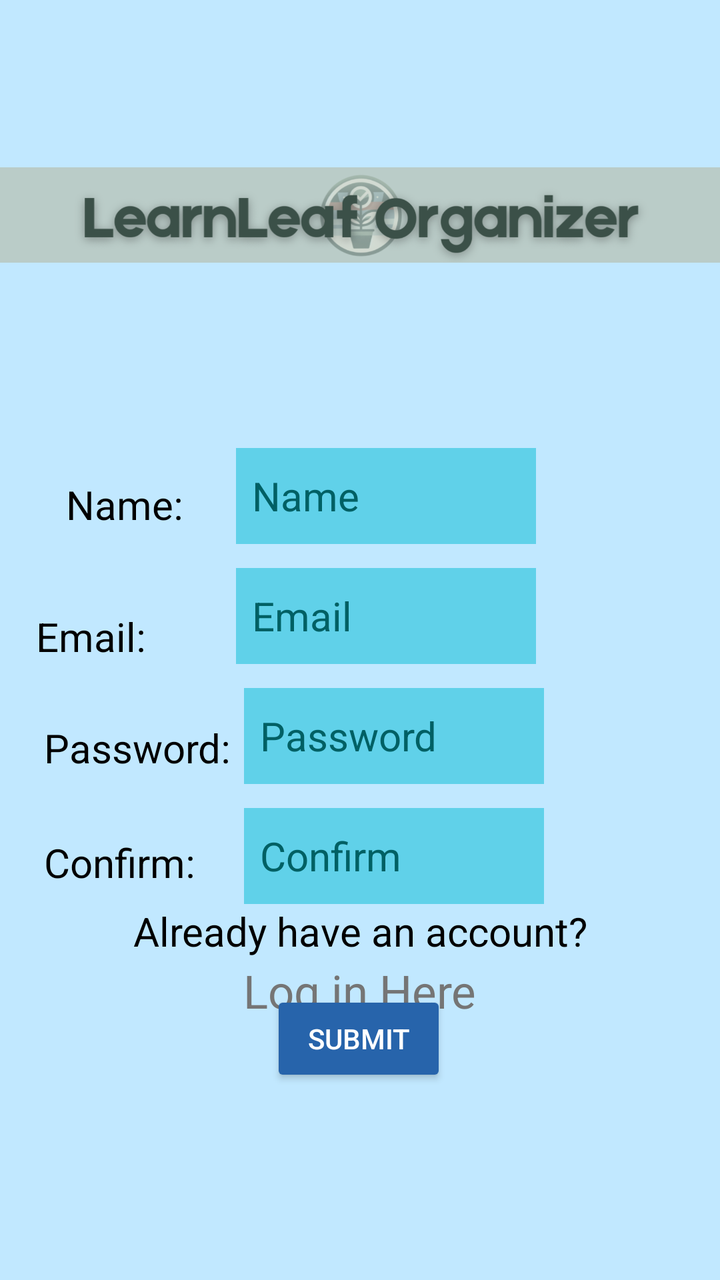
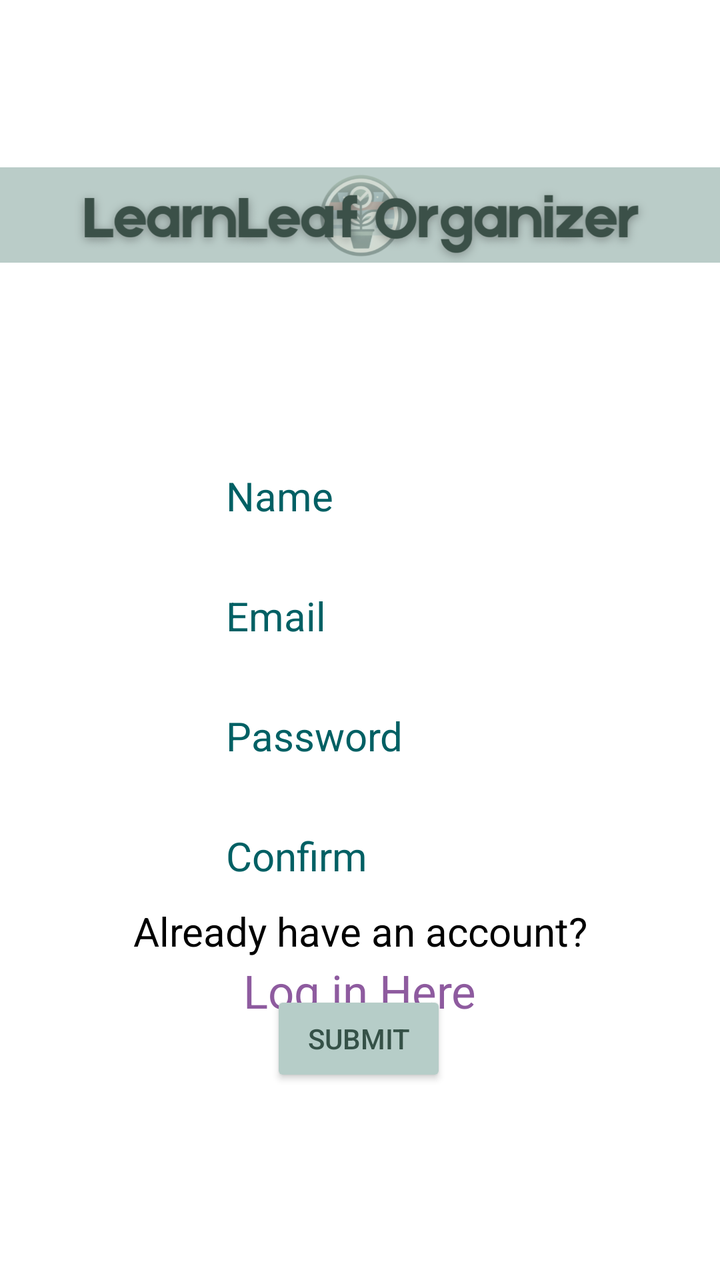

The first picture is an Android layout as it rendered before a commit; the second is the same layout after the commit. The layout source and the unified diff follow.
<!-- AndroidManifest.xml: application theme Theme.Design.Light.NoActionBar -->
<!-- res/layout/sign_up.xml -->
<?xml version="1.0" encoding="utf-8"?>
<androidx.constraintlayout.widget.ConstraintLayout
    xmlns:android="http://schemas.android.com/apk/res/android"
    xmlns:app="http://schemas.android.com/apk/res-auto"
    xmlns:tools="http://schemas.android.com/tools"
    android:layout_width="match_parent"
    android:layout_height="match_parent"
    android:background="@color/material_dynamic_primary90"
    tools:context=".SignUp">

    <Button
        android:id="@+id/submit"
        android:layout_width="wrap_content"
        android:layout_height="wrap_content"
        android:layout_marginBottom="112dp"
        android:text="@string/submit"
        android:textColor="@color/white"
        app:backgroundTint="#2764AB"
        app:layout_constraintBottom_toBottomOf="parent"
        app:layout_constraintEnd_toEndOf="parent"
        app:layout_constraintHorizontal_bias="0.498"
        app:layout_constraintStart_toStartOf="parent"
        app:layout_constraintTop_toBottomOf="@+id/login"
        tools:ignore="VisualLintOverlap" />

    <EditText
        android:id="@+id/username"
        android:layout_width="150dp"
        android:layout_height="48dp"
        android:layout_marginTop="224dp"
        android:layout_marginEnd="92dp"
        android:background="#8000BCD4"
        android:hint="@string/name"
        android:inputType="textEmailAddress"
        android:paddingStart="8dp"
        android:paddingEnd="8dp"
        android:textColorHint="#006064"
        android:textSize="20sp"
        app:layout_constraintEnd_toEndOf="parent"
        app:layout_constraintTop_toTopOf="parent"
        tools:ignore="Autofill" />

    <TextView
        android:id="@+id/textView4"
        android:layout_width="100dp"
        android:layout_height="wrap_content"
        android:layout_marginTop="31dp"
        android:text="@string/email2"
        android:textColor="@color/black"
        android:textSize="20sp"
        app:backgroundTint="#000000"
        app:layout_constraintBottom_toBottomOf="@+id/email"
        app:layout_constraintEnd_toStartOf="@+id/email"
        app:layout_constraintTop_toBottomOf="@+id/textView3"
        app:layout_constraintVertical_bias="0.0" />

    <EditText
        android:id="@+id/email"
        android:layout_width="150dp"
        android:layout_height="48dp"
        android:layout_marginTop="12dp"
        android:layout_marginEnd="92dp"
        android:background="#8000BCD4"
        android:hint="@string/email"
        android:inputType="textEmailAddress"
        android:paddingStart="8dp"
        android:paddingEnd="8dp"
        android:textColorHint="#006064"
        android:textSize="20sp"
        app:layout_constraintEnd_toEndOf="parent"
        app:layout_constraintTop_toBottomOf="@+id/username"
        tools:ignore="Autofill,TextContrastCheck" />

    <EditText
        android:id="@+id/confirm"
        android:layout_width="150dp"
        android:layout_height="48dp"
        android:layout_marginTop="12dp"
        android:layout_marginEnd="88dp"
        android:background="#8000BCD4"
        android:hint="@string/confirm"
        android:inputType="textEmailAddress"
        android:paddingStart="8dp"
        android:paddingEnd="8dp"
        android:textColorHint="#006064"
        android:textSize="20sp"
        app:layout_constraintEnd_toEndOf="parent"
        app:layout_constraintTop_toBottomOf="@+id/password"
        tools:ignore="Autofill" />

    <EditText
        android:id="@+id/password"
        android:layout_width="150dp"
        android:layout_height="48dp"
        android:layout_marginTop="12dp"
        android:layout_marginEnd="88dp"
        android:background="#8000BCD4"
        android:hint="@string/password"
        android:importantForAutofill="no"
        android:inputType="textPassword"
        android:paddingStart="8dp"
        android:paddingEnd="8dp"
        android:textColor="@color/white"
        android:textColorHint="#006064"
        android:textSize="20sp"
        app:layout_constraintEnd_toEndOf="parent"
        app:layout_constraintTop_toBottomOf="@+id/email" />

    <TextView
        android:id="@+id/textView5"
        android:layout_width="100dp"
        android:layout_height="35dp"
        android:layout_marginTop="32dp"
        android:text="@string/password2"
        android:textColor="@color/black"
        android:textSize="20sp"
        app:backgroundTint="#000000"
        app:layout_constraintBottom_toBottomOf="@+id/password"
        app:layout_constraintEnd_toStartOf="@+id/password"
        app:layout_constraintTop_toBottomOf="@+id/textView4"
        tools:ignore="TextSizeCheck" />

    <TextView
        android:id="@+id/textView3"
        android:layout_width="100dp"
        android:layout_height="35dp"
        android:layout_marginStart="48dp"
        android:layout_marginTop="240dp"
        android:text="@string/name2"
        android:textColor="@color/black"
        android:textSize="20sp"
        app:backgroundTint="#000000"
        app:layout_constraintBottom_toBottomOf="@+id/username"
        app:layout_constraintEnd_toStartOf="@+id/username"
        app:layout_constraintStart_toStartOf="parent"
        app:layout_constraintTop_toTopOf="parent"
        tools:ignore="TextSizeCheck" />

    <TextView
        android:id="@+id/textView8"
        android:layout_width="100dp"
        android:layout_height="35dp"
        android:layout_marginTop="23dp"
        android:text="@string/confirm2"
        android:textColor="@color/black"
        android:textSize="20sp"
        app:layout_constraintBottom_toBottomOf="@+id/confirm"
        app:layout_constraintEnd_toStartOf="@+id/confirm"
        app:layout_constraintTop_toBottomOf="@+id/textView5"
        tools:ignore="TextSizeCheck" />

    <TextView
        android:id="@+id/textView6"
        android:layout_width="wrap_content"
        android:layout_height="wrap_content"
        android:text="@string/already_have_an_account"
        android:textColor="@color/black"
        android:textSize="20sp"
        app:backgroundTint="#000000"
        app:layout_constraintEnd_toEndOf="parent"
        app:layout_constraintStart_toStartOf="parent"
        app:layout_constraintTop_toBottomOf="@+id/confirm" />

    <TextView
        android:id="@+id/login"
        android:layout_width="wrap_content"
        android:layout_height="wrap_content"
        android:layout_marginTop="1dp"
        android:text="@string/log_in_here"
        android:textColor="?android:attr/statusBarColor"
        android:textSize="23sp"
        app:layout_constraintEnd_toEndOf="parent"
        app:layout_constraintStart_toStartOf="parent"
        app:layout_constraintTop_toBottomOf="@+id/textView6" />

    <ImageView
        android:id="@+id/imageView"
        android:layout_width="389dp"
        android:layout_height="71dp"
        android:layout_marginTop="72dp"
        android:contentDescription="@string/banner"
        app:layout_constraintEnd_toEndOf="parent"
        app:layout_constraintStart_toStartOf="parent"
        app:layout_constraintTop_toTopOf="parent"
        app:srcCompat="@drawable/banner_logo" />


</androidx.constraintlayout.widget.ConstraintLayout>
<!-- resources referenced by this layout -->
<resources>
  <color name="black">#FF000000</color>
  <color name="white">#FFFFFFFF</color>
  <!-- drawable banner_logo: png bitmap (drawable, 174742 bytes) -->
  <string name="already_have_an_account">Already have an account?</string>
  <string name="banner">Banner</string>
  <string name="confirm">Confirm</string>
  <string name="confirm2">Confirm:</string>
  <string name="email">Email</string>
  <string name="email2">Email:</string>
  <string name="log_in_here">Log in Here</string>
  <string name="name">Name</string>
  <string name="name2">Name:</string>
  <string name="password">Password</string>
  <string name="password2">Password:</string>
  <string name="submit">Submit</string>
</resources>

<!-- the commit's change to res/layout/sign_up.xml (unified diff, before → after) -->
@@ -5,7 +5,7 @@
     xmlns:tools="http://schemas.android.com/tools"
     android:layout_width="match_parent"
     android:layout_height="match_parent"
-    android:background="@color/material_dynamic_primary90"
+    android:background="#ffffff"
     tools:context=".SignUp">
 
     <Button
@@ -14,8 +14,8 @@
         android:layout_height="wrap_content"
         android:layout_marginBottom="112dp"
         android:text="@string/submit"
-        android:textColor="@color/white"
-        app:backgroundTint="#2764AB"
+        android:textColor="@color/MineralGreen"
+        app:backgroundTint="@color/Opal"
         app:layout_constraintBottom_toBottomOf="parent"
         app:layout_constraintEnd_toEndOf="parent"
         app:layout_constraintHorizontal_bias="0.498"
@@ -28,8 +28,7 @@
         android:layout_width="150dp"
         android:layout_height="48dp"
         android:layout_marginTop="224dp"
-        android:layout_marginEnd="92dp"
-        android:background="#8000BCD4"
+        android:background="@color/white"
         android:hint="@string/name"
         android:inputType="textEmailAddress"
         android:paddingStart="8dp"
@@ -37,30 +36,30 @@
         android:textColorHint="#006064"
         android:textSize="20sp"
         app:layout_constraintEnd_toEndOf="parent"
+        app:layout_constraintStart_toStartOf="parent"
         app:layout_constraintTop_toTopOf="parent"
         tools:ignore="Autofill" />
 
-    <TextView
-        android:id="@+id/textView4"
-        android:layout_width="100dp"
-        android:layout_height="wrap_content"
-        android:layout_marginTop="31dp"
-        android:text="@string/email2"
-        android:textColor="@color/black"
-        android:textSize="20sp"
-        app:backgroundTint="#000000"
-        app:layout_constraintBottom_toBottomOf="@+id/email"
-        app:layout_constraintEnd_toStartOf="@+id/email"
-        app:layout_constraintTop_toBottomOf="@+id/textView3"
-        app:layout_constraintVertical_bias="0.0" />
+
+
+
+
+
+
+
+
+
+
+
+
+
 
     <EditText
         android:id="@+id/email"
         android:layout_width="150dp"
         android:layout_height="48dp"
         android:layout_marginTop="12dp"
-        android:layout_marginEnd="92dp"
-        android:background="#8000BCD4"
+        android:background="@color/white"
         android:hint="@string/email"
         android:inputType="textEmailAddress"
         android:paddingStart="8dp"
@@ -68,6 +67,7 @@
         android:textColorHint="#006064"
         android:textSize="20sp"
         app:layout_constraintEnd_toEndOf="parent"
+        app:layout_constraintStart_toStartOf="parent"
         app:layout_constraintTop_toBottomOf="@+id/username"
         tools:ignore="Autofill,TextContrastCheck" />
 
@@ -76,8 +76,7 @@
         android:layout_width="150dp"
         android:layout_height="48dp"
         android:layout_marginTop="12dp"
-        android:layout_marginEnd="88dp"
-        android:background="#8000BCD4"
+        android:background="@color/white"
         android:hint="@string/confirm"
         android:inputType="textEmailAddress"
         android:paddingStart="8dp"
@@ -85,6 +84,7 @@
         android:textColorHint="#006064"
         android:textSize="20sp"
         app:layout_constraintEnd_toEndOf="parent"
+        app:layout_constraintStart_toStartOf="parent"
         app:layout_constraintTop_toBottomOf="@+id/password"
         tools:ignore="Autofill" />
 
@@ -93,8 +93,7 @@
         android:layout_width="150dp"
         android:layout_height="48dp"
         android:layout_marginTop="12dp"
-        android:layout_marginEnd="88dp"
-        android:background="#8000BCD4"
+        android:background="@color/white"
         android:hint="@string/password"
         android:importantForAutofill="no"
         android:inputType="textPassword"
@@ -104,50 +103,24 @@
         android:textColorHint="#006064"
         android:textSize="20sp"
         app:layout_constraintEnd_toEndOf="parent"
+        app:layout_constraintStart_toStartOf="parent"
         app:layout_constraintTop_toBottomOf="@+id/email" />
 
-    <TextView
-        android:id="@+id/textView5"
-        android:layout_width="100dp"
-        android:layout_height="35dp"
-        android:layout_marginTop="32dp"
-        android:text="@string/password2"
-        android:textColor="@color/black"
-        android:textSize="20sp"
-        app:backgroundTint="#000000"
-        app:layout_constraintBottom_toBottomOf="@+id/password"
-        app:layout_constraintEnd_toStartOf="@+id/password"
-        app:layout_constraintTop_toBottomOf="@+id/textView4"
-        tools:ignore="TextSizeCheck" />
 
-    <TextView
-        android:id="@+id/textView3"
-        android:layout_width="100dp"
-        android:layout_height="35dp"
-        android:layout_marginStart="48dp"
-        android:layout_marginTop="240dp"
-        android:text="@string/name2"
-        android:textColor="@color/black"
-        android:textSize="20sp"
-        app:backgroundTint="#000000"
-        app:layout_constraintBottom_toBottomOf="@+id/username"
-        app:layout_constraintEnd_toStartOf="@+id/username"
-        app:layout_constraintStart_toStartOf="parent"
-        app:layout_constraintTop_toTopOf="parent"
-        tools:ignore="TextSizeCheck" />
 
-    <TextView
-        android:id="@+id/textView8"
-        android:layout_width="100dp"
-        android:layout_height="35dp"
-        android:layout_marginTop="23dp"
-        android:text="@string/confirm2"
-        android:textColor="@color/black"
-        android:textSize="20sp"
-        app:layout_constraintBottom_toBottomOf="@+id/confirm"
-        app:layout_constraintEnd_toStartOf="@+id/confirm"
-        app:layout_constraintTop_toBottomOf="@+id/textView5"
-        tools:ignore="TextSizeCheck" />
+
+
+
+
+
+
+
+
+
+
+
+
+
 
     <TextView
         android:id="@+id/textView6"
@@ -167,11 +140,12 @@
         android:layout_height="wrap_content"
         android:layout_marginTop="1dp"
         android:text="@string/log_in_here"
-        android:textColor="?android:attr/statusBarColor"
+        android:textColor="@color/Orchid"
         android:textSize="23sp"
         app:layout_constraintEnd_toEndOf="parent"
         app:layout_constraintStart_toStartOf="parent"
         app:layout_constraintTop_toBottomOf="@+id/textView6" />
+
 
     <ImageView
         android:id="@+id/imageView"
<!-- resource entries referenced after the edit -->
@@ -1,19 +1,18 @@
 <!-- resources referenced by this layout -->
 <resources>
+  <color name="MineralGreen">#355147</color>
+  <color name="Opal">#B6CDC8</color>
+  <color name="Orchid">#8E5B9F</color>
   <color name="black">#FF000000</color>
   <color name="white">#FFFFFFFF</color>
   <!-- drawable banner_logo: png bitmap (drawable, 174742 bytes) -->
   <string name="already_have_an_account">Already have an account?</string>
   <string name="banner">Banner</string>
   <string name="confirm">Confirm</string>
-  <string name="confirm2">Confirm:</string>
   <string name="email">Email</string>
-  <string name="email2">Email:</string>
   <string name="log_in_here">Log in Here</string>
   <string name="name">Name</string>
-  <string name="name2">Name:</string>
   <string name="password">Password</string>
-  <string name="password2">Password:</string>
   <string name="submit">Submit</string>
 </resources>
 
